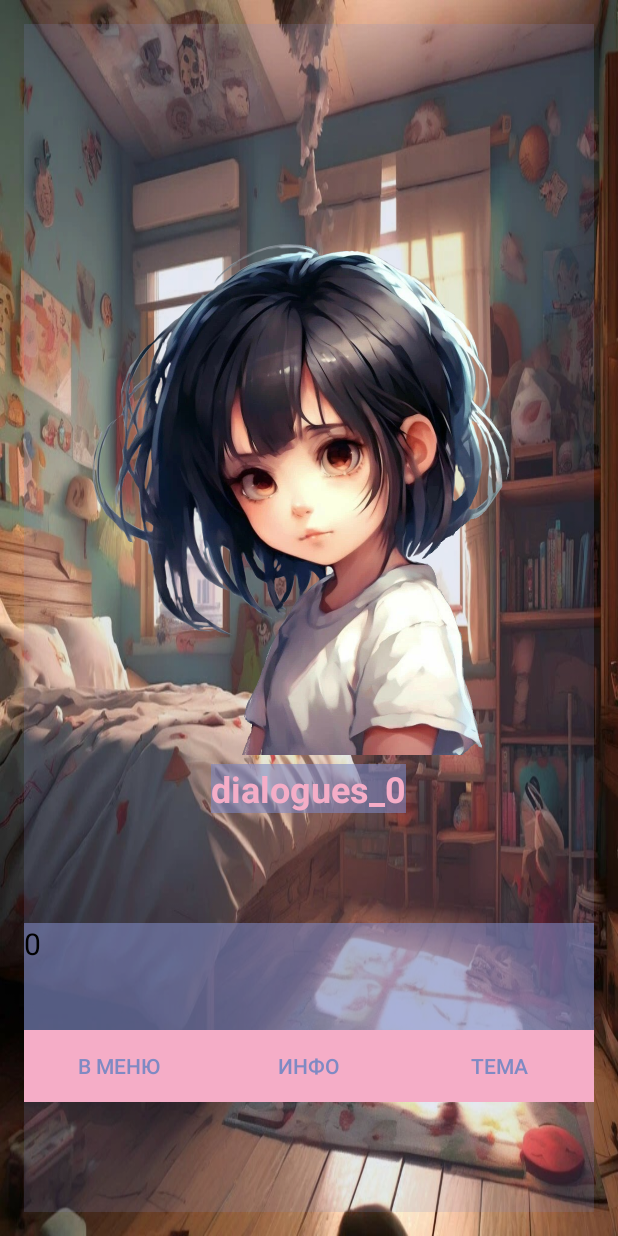
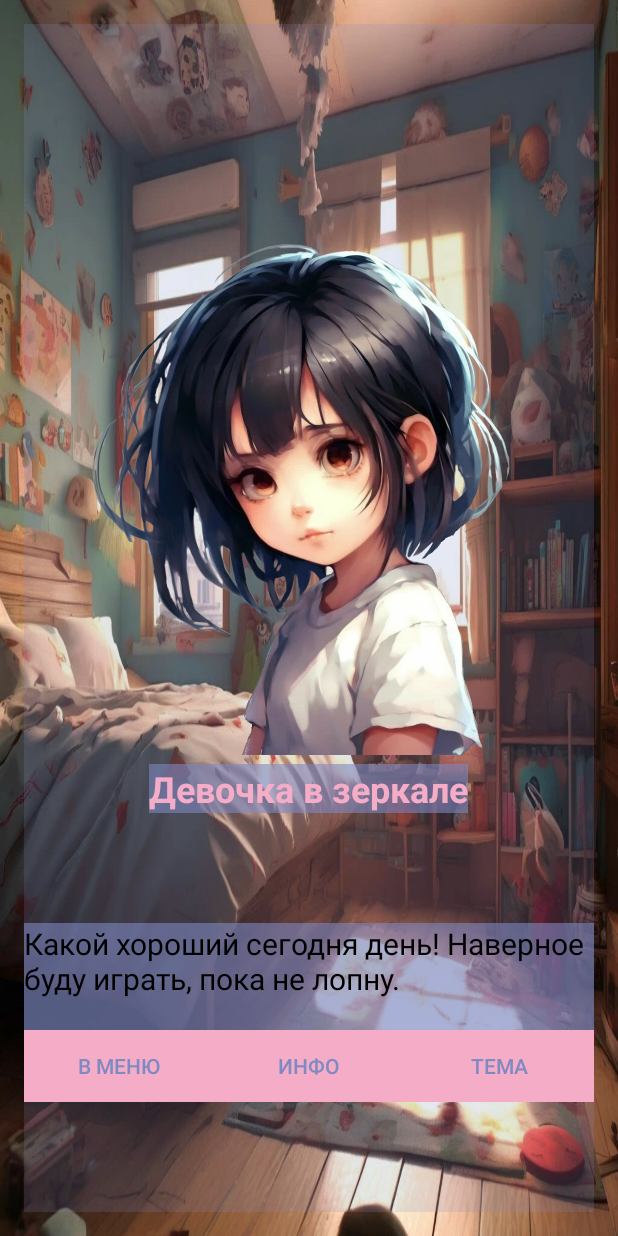
Before and after one commit to Lomilka/Diplom, an Android app: the NovelActivity screen opened directly, with no data from a screen before it, on a phone screen of 412 x 824 dp. Run offline under Robolectric (Android 15) with nearby library versions, the phone set to English and light mode, and no system bars.

Commit message:
pazrabotka dalshe

```diff
--- a/app/src/main/java/com/lomilka/n/DialogLoader.java
+++ b/app/src/main/java/com/lomilka/n/DialogLoader.java
@@ -6,8 +6,10 @@ import java.util.ArrayList;
 
 public class DialogLoader {
     public static ArrayList<Dialogue> dialogues_0 = new ArrayList<>();
-    public static ArrayList<Dialogue> dialogues_1 = new ArrayList<>();
-    public static ArrayList<Dialogue> dialogues_2 = new ArrayList<>();
+    public static ArrayList<Dialogue> dialogues_1_1 = new ArrayList<>();
+    public static ArrayList<Dialogue> dialogues_1_2 = new ArrayList<>();
+    public static ArrayList<Dialogue> dialogues_2_1 = new ArrayList<>();
+    public static ArrayList<Dialogue> dialogues_2_2 = new ArrayList<>();
     public static ArrayList<Dialogue> dialogues_3 = new ArrayList<>();
     public static ArrayList<Dialogue> dialogues_4 = new ArrayList<>();
     public static ArrayList<Dialogue> dialogues_5 = new ArrayList<>();
@@ -18,10 +20,12 @@ public class DialogLoader {
     public static ArrayList<Dialogue> dialogues_10 = new ArrayList<>();
     public static ArrayList<Dialogue> dialogues_11 = new ArrayList<>();
 
-    public static ArrayList<Dialogue> select (int selected){
+    public static ArrayList<Dialogue> select (String selected){
         dialogues_0.clear();
-        dialogues_1.clear();
-        dialogues_2.clear();
+        dialogues_1_1.clear();
+        dialogues_1_2.clear();
+        dialogues_2_1.clear();
+        dialogues_2_2.clear();
         dialogues_3.clear();
         dialogues_4.clear();
         dialogues_5.clear();
@@ -33,19 +37,60 @@ public class DialogLoader {
         dialogues_11.clear();
 
         //dialogues_0
-        dialogues_0.add(new Dialogue("dialogues_0", "0", R.drawable.spr_maya_1, R.drawable.back1_childroom));
-        dialogues_0.add(new Dialogue("dialogues_0", "1", R.drawable.spr_maya_1, R.drawable.back1_childroom));
-        dialogues_0.add(new Dialogue("dialogues_0", "2", R.drawable.spr_teddybear, R.drawable.back1_childroom));
+        dialogues_0.add(new Dialogue("Девочка в зеркале", "Какой хороший сегодня день! Наверное буду играть, пока не лопну.", R.drawable.spr_maya_1, R.drawable.back1_childroom));
+        dialogues_0.add(new Dialogue("Мама", "Майа, через полчаса пойдем гулять, не забудь одеться вовремя", R.drawable.spr_mom, R.drawable.back1_childroom));
+        dialogues_0.add(new Dialogue("Майа", "Хорошо, мам.", R.drawable.spr_maya_2, R.drawable.back1_childroom));
+        dialogues_0.add(new Dialogue("Майа", "Вот я снова одна в комнате. Хотя..", R.drawable.spr_maya_1, R.drawable.back1_childroom));
+        dialogues_0.add(new Dialogue("Майа", "Хотя почему одна? Со мной мой любимый Чуша", R.drawable.spr_teddybear, R.drawable.back1_childroom));
+        dialogues_0.add(new Dialogue("Майа", "Что же ему сказать?", R.drawable.spr_teddybear, R.drawable.back1_childroom));
 
-        //dialogues_1
-        dialogues_1.add(new Dialogue("dialogues_1", "0", R.drawable.spr_teddybear, R.drawable.back1_childroom));
-        dialogues_1.add(new Dialogue("dialogues_1", "1", R.drawable.spr_maya_1, R.drawable.back2_hallway));
-        dialogues_1.add(new Dialogue("dialogues_1", "2", R.drawable.spr_maya_1, R.drawable.back1_childroom));
+        //dialogues_1_1
+        dialogues_1_1.add(new Dialogue("Майа", "Чуша, чем ты занимался сегодня?", R.drawable.spr_maya_2, R.drawable.back1_childroom));
+        dialogues_1_1.add(new Dialogue("Чуша", "...", R.drawable.spr_teddybear, R.drawable.back1_childroom));
+        dialogues_1_1.add(new Dialogue("Майа", "Ты хочешь сказать, но не можешь..", R.drawable.spr_maya_2, R.drawable.back1_childroom));
+        dialogues_1_1.add(new Dialogue("Чуша", "...", R.drawable.spr_teddybear, R.drawable.back1_childroom));
+        dialogues_1_1.add(new Dialogue("Майа", "Надеюсь, когда-нибудь ты поправишься и мы сможем поболтать", R.drawable.spr_maya_2, R.drawable.back1_childroom));
+        dialogues_1_1.add(new Dialogue("Майа", "Хм, мама сказала, у меня ещё есть полчаса. Надо чем-то заняться..", R.drawable.spr_maya_1, R.drawable.back1_childroom));
+        dialogues_1_1.add(new Dialogue("Майа", "Что же выбрать?", R.drawable.spr_maya_1, R.drawable.back1_childroom));
+        //dialogues_1_2
+        dialogues_1_2.add(new Dialogue("dialogues_1", "Чуша, представляешь, я сегодня нашла огромного жука под подушкой", R.drawable.spr_maya_2, R.drawable.back1_childroom));
+        dialogues_1_2.add(new Dialogue("dialogues_1", "Я хотела его выпустить, но он не полетел, а упал на пол(", R.drawable.spr_maya_1, R.drawable.back1_childroom));
+        dialogues_1_2.add(new Dialogue("dialogues_1", "Ну ты не переживай, я его засунула в водяной пистолет и выстрелила в небо", R.drawable.spr_maya_2, R.drawable.back1_childroom));
+        dialogues_1_2.add(new Dialogue("Майа", "Хм, мама сказала, у меня ещё есть полчаса. Надо чем-то заняться..", R.drawable.spr_maya_1, R.drawable.back1_childroom));
+        dialogues_1_2.add(new Dialogue("Майа", "Что же выбрать?", R.drawable.spr_maya_1, R.drawable.back1_childroom));
 
-        //dialogues_2
-        dialogues_2.add(new Dialogue("dialogues_2", "0", R.drawable.spr_maya_1, R.drawable.back1_childroom));
-        dialogues_2.add(new Dialogue("dialogues_2", "1", R.drawable.spr_maya_1, R.drawable.back1_childroom));
-        dialogues_2.add(new Dialogue("dialogues_2", "2", R.drawable.spr_maya_1, R.drawable.back1_childroom));
+        //dialogues_2_1
+        dialogues_2_1.add(new Dialogue("Майа", "Надо будет позаботиться о моём котике мистере Феликсе", R.drawable.spr_maya_1, R.drawable.back1_childroom));
+        dialogues_2_1.add(new Dialogue("Майа", "Из-за жизни на берегу океанов и ежедневного купания его предки разучились мяукать.", R.drawable.spr_maya_1, R.drawable.back1_childroom));
+        dialogues_2_1.add(new Dialogue("Майа", "Это печально. Если я буду купаться, я тоже разучусь говорить?", R.drawable.spr_maya_1, R.drawable.back1_childroom));
+        dialogues_2_1.add(new Dialogue("Майа", "Так! Надо найти бутылку с водой для Чуши.", R.drawable.spr_maya_2, R.drawable.back1_childroom));
+        dialogues_2_1.add(new Dialogue("Майа", "В ящике её нет", R.drawable.spr_maya_1, R.drawable.back1_childroom));
+        dialogues_2_1.add(new Dialogue("Майа", "За батареей тоже", R.drawable.spr_maya_1, R.drawable.back1_childroom));
+        dialogues_2_1.add(new Dialogue("Майа", "Под кроватью..", R.drawable.spr_maya_1, R.drawable.back1_childroom));
+        dialogues_2_1.add(new Dialogue("Майа", "ФУ! НУ И ПЫЛИЩА!", R.drawable.spr_maya_2, R.drawable.back1_childroom));
+        dialogues_2_1.add(new Dialogue("Майа", "Апчхи!", R.drawable.spr_maya_2, R.drawable.back1_childroom));
+        dialogues_2_1.add(new Dialogue("Майа", "О, кажется, бутылочка лежит за дверью, в коридоре", R.drawable.spr_maya_1, R.drawable.back1_childroom));
+        dialogues_2_1.add(new Dialogue("Майа", "Ага, дело сделано", R.drawable.spr_maya_1, R.drawable.back2_hallway));
+        dialogues_2_1.add(new Dialogue("Майа", "Чуша, я про тебя не забыла. Ты наверное уже заждалась", R.drawable.spr_maya_2, R.drawable.back1_childroom));
+        dialogues_2_1.add(new Dialogue("Майа", "*Майе показалось, что Чуша действительно посмотрел на неё как-то иначе*", R.drawable.spr_teddybear, R.drawable.back1_childroom));
+        dialogues_2_1.add(new Dialogue("Майа", "...", R.drawable.spr_teddybear, R.drawable.back1_childroom));
+        dialogues_2_1.add(new Dialogue("Майа", "Вижу, ты доволен. Теперь надо покормить мистера Феликса!", R.drawable.spr_maya_1, R.drawable.back1_childroom));
+        dialogues_2_1.add(new Dialogue("Майа", "Но чем?", R.drawable.spr_maya_1, R.drawable.back1_childroom));
+        //dialogues_2_2
+        dialogues_2_2.add(new Dialogue("Майа", "Надо будет позаботиться о моём котике мистере Феликсе", R.drawable.spr_maya_1, R.drawable.back1_childroom));
+        dialogues_2_2.add(new Dialogue("Майа", "Из-за жизни на берегу океанов и ежедневного купания его предки разучились мяукать.", R.drawable.spr_maya_1, R.drawable.back1_childroom));
+        dialogues_2_2.add(new Dialogue("Майа", "Это печально. Если я буду купаться, я тоже разучусь говорить?", R.drawable.spr_maya_1, R.drawable.back1_childroom));
+        dialogues_2_2.add(new Dialogue("Майа", "Так! Надо найти сумку для мамы.", R.drawable.spr_maya_2, R.drawable.back1_childroom));
+        dialogues_2_2.add(new Dialogue("Майа", "В ящике её нет", R.drawable.spr_maya_1, R.drawable.back1_childroom));
+        dialogues_2_2.add(new Dialogue("Майа", "За батареей тоже", R.drawable.spr_maya_1, R.drawable.back1_childroom));
+        dialogues_2_2.add(new Dialogue("Майа", "Под кроватью..", R.drawable.spr_maya_1, R.drawable.back1_childroom));
+        dialogues_2_2.add(new Dialogue("Майа", "ФУ! НУ И ПЫЛИЩА!", R.drawable.spr_maya_2, R.drawable.back1_childroom));
+        dialogues_2_2.add(new Dialogue("Майа", "Апчхи!", R.drawable.spr_maya_2, R.drawable.back1_childroom));
+        dialogues_2_2.add(new Dialogue("Майа", "О, кажется, сумка лежит за дверью, в коридоре", R.drawable.spr_maya_1, R.drawable.back1_childroom));
+        dialogues_2_2.add(new Dialogue("Майа", "Ага, дело сделано. Представляю, если бы мама её забыла взять с собой", R.drawable.spr_maya_1, R.drawable.back2_hallway));
+        dialogues_2_2.add(new Dialogue("Майа", "Положу её рядом с мистером Феликсом.", R.drawable.spr_maya_1, R.drawable.back1_childroom));
+        dialogues_2_2.add(new Dialogue("Майа", "Кстати, его надо покормить!", R.drawable.spr_maya_1, R.drawable.back1_childroom));
+        dialogues_2_2.add(new Dialogue("Майа", "Но чем?", R.drawable.spr_maya_1, R.drawable.back1_childroom));
 
         //dialogues_3
         dialogues_3.add(new Dialogue("dialogues_3", "0", R.drawable.spr_maya_1, R.drawable.back2_hallway));
@@ -94,29 +139,33 @@ public class DialogLoader {
 
 
         switch (selected) {
-            case 0:
+            case "0":
                 return dialogues_0;
-            case 1:
-                return dialogues_1;
-            case 2:
-                return dialogues_2;
-            case 3:
+            case "1.1":
+                return dialogues_1_1;
+            case "1.2":
+                return dialogues_1_2;
+            case "2.1":
+                return dialogues_2_1;
+            case "2.2":
+                return dialogues_2_2;
+            case "3":
                 return dialogues_3;
-            case 4:
+            case "4":
                 return dialogues_4;
-            case 5:
+            case "5":
                 return dialogues_5;
-            case 6:
+            case "6":
                 return dialogues_6;
-            case 7:
+            case "7":
                 return dialogues_7;
-            case 8:
+            case "8":
                 return dialogues_8;
-            case 9:
+            case "9":
                 return dialogues_9;
-            case 10:
+            case "10":
                 return dialogues_10;
-            case 11:
+            case "11":
                 return dialogues_11;
             default:
                 return null;
--- a/app/src/main/java/com/lomilka/n/NovelActivity.java
+++ b/app/src/main/java/com/lomilka/n/NovelActivity.java
@@ -46,7 +46,7 @@ public class NovelActivity extends BaseActivity {
         setNovelTheme(imageView, characterNameTextView, dialogueTextView, button1,button2,button3);
 
         //Создаём объект, который может управлять листом с диалогами. При создании currentDialogueIndex = 0
-        gameLogic = new GameLogic(DialogLoader.select(0));
+        gameLogic = new GameLogic(DialogLoader.select("0"));
 
         // Загрузка первого диалога
         loadNextDialogue(gameLogic);
@@ -55,7 +55,6 @@ public class NovelActivity extends BaseActivity {
         relativeLayout.setOnClickListener(new View.OnClickListener() {
             @Override
             public void onClick(View v) {
-                //gameLogic.setDialogues(DialogLoader.select(GameLogic.forselect()));
                 loadNextDialogue(gameLogic);
             }
         });
```
Also changed, not shown: app/src/main/java/com/lomilka/n/GameLogic.java (+29 -15 lines).
